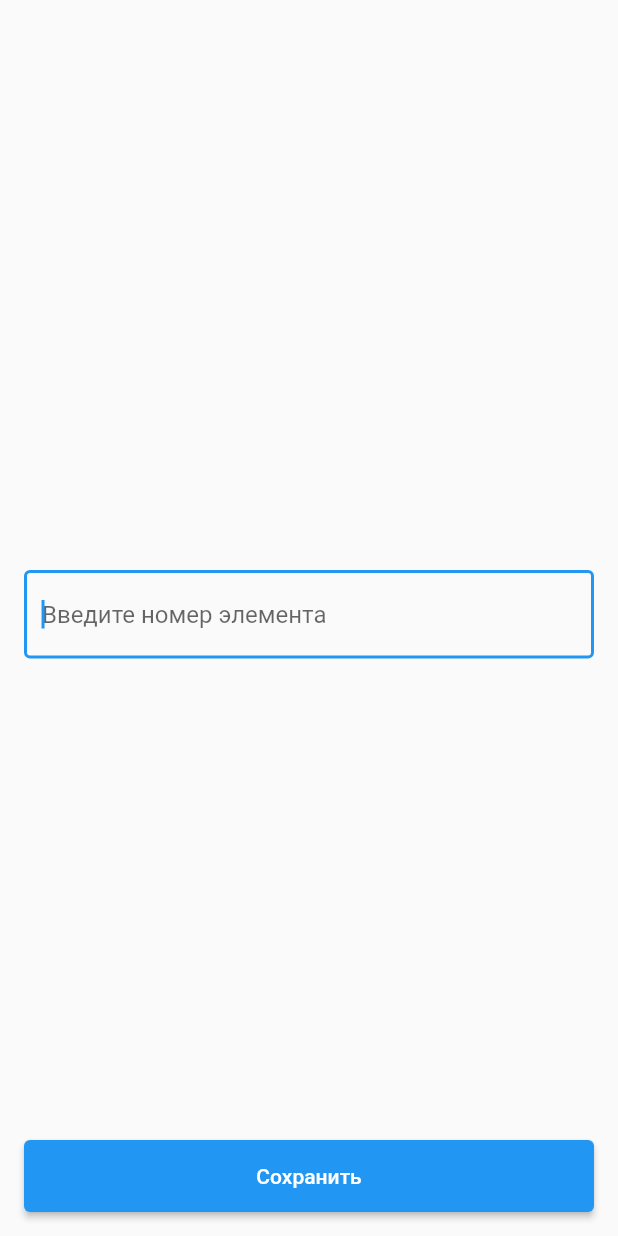
After one commit to atomnato/TZ_bezlimit, a Flutter app: the SaveScreen screen opened directly, on a phone screen of 412 x 824 dp. The commit adds this screen. Run offline on Flutter 3.47's test engine with Material 2 defaults, Android fonts, the phone set to English and light mode, and no system bars.

Commit message:
Add save screen, refactor code

```diff
--- a/lib/widgets/content_screen.dart
+++ b/lib/widgets/content_screen.dart
@@ -29,8 +29,9 @@ class ContentScreen extends StatelessWidget {
               shrinkWrap: true,
               scrollDirection: Axis.horizontal,
               itemCount: 8,
-              itemBuilder: (BuildContext context, int index) =>
-                  const ContentBox(),
+              itemBuilder: (BuildContext context, int index) => ContentBox(
+                index: index,
+              ),
             ),
           ),
         ],
--- /dev/null
+++ b/lib/widgets/save_screen.dart
@@ -0,0 +1,48 @@
+import 'package:flutter/material.dart';
+
+///Screen with selected item for save.
+class SaveScreen extends StatefulWidget {
+  const SaveScreen({Key? key}) : super(key: key);
+
+  @override
+  State<SaveScreen> createState() => _SaveScreenState();
+}
+
+class _SaveScreenState extends State<SaveScreen> {
+  @override
+  Widget build(BuildContext context) {
+    return Scaffold(
+      body: SafeArea(
+        child: Padding(
+          padding: const EdgeInsets.symmetric(horizontal: 16.0),
+          child: Column(
+            children: [
+              const Spacer(),
+              const Expanded(
+                child: TextField(
+                  keyboardType: TextInputType.number,
+                  autofocus: true,
+                  decoration: InputDecoration(
+                    border: OutlineInputBorder(),
+                    hintText: 'Введите номер элемента',
+                  ),
+                ),
+              ),
+              SizedBox(
+                width: double.infinity,
+                height: 48.0,
+                child: ElevatedButton(
+                  onPressed: () {},
+                  child: const Text("Сохранить"),
+                ),
+              ),
+              const SizedBox(
+                height: 16.0,
+              ),
+            ],
+          ),
+        ),
+      ),
+    );
+  }
+}
```
Also changed, not shown: lib/main.dart (+1 -37 lines), lib/widgets/content_box.dart (+10 -2 lines), lib/widgets/main_screen.dart (added, +39 -0 lines).
